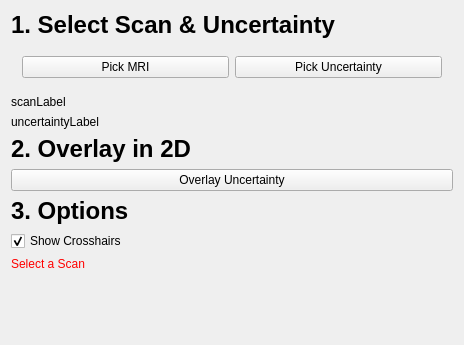
bonzo45/Final-Year-Project, file Sams_Project/Plugins/com.sam.finalyearproject/src/internal/Sams_ViewControls.ui: the form before one commit.
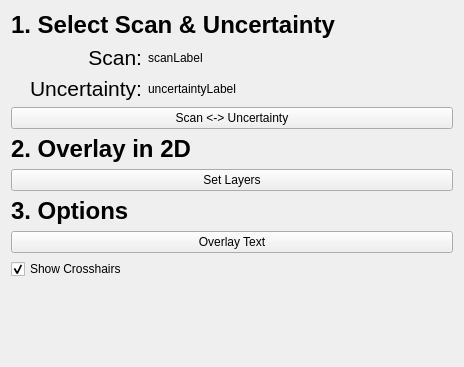
The form after the commit.

Commit message: Application now picks up the scan and the uncertainty, allows you to swap them and then change the layer ordering.

What changed in the file:
```diff
--- a/Sams_Project/Plugins/com.sam.finalyearproject/src/internal/Sams_ViewControls.ui
+++ b/Sams_Project/Plugins/com.sam.finalyearproject/src/internal/Sams_ViewControls.ui
@@ -7,7 +7,7 @@
     <x>0</x>
     <y>0</y>
     <width>464</width>
-    <height>345</height>
+    <height>367</height>
    </rect>
   </property>
   <property name="minimumSize">
@@ -41,19 +41,91 @@
     </widget>
    </item>
    <item>
-    <widget class="QWidget" name="horizontalWidget" native="true">
+    <widget class="QWidget" name="filesWidget" native="true">
+     <layout class="QHBoxLayout" name="horizontalLayout_2">
+      <property name="topMargin">
+       <number>0</number>
+      </property>
+      <property name="bottomMargin">
+       <number>0</number>
+      </property>
+      <item>
+       <widget class="QLabel" name="label">
+        <property name="sizePolicy">
+         <sizepolicy hsizetype="Fixed" vsizetype="Preferred">
+          <horstretch>0</horstretch>
+          <verstretch>0</verstretch>
+         </sizepolicy>
+        </property>
+        <property name="minimumSize">
+         <size>
+          <width>120</width>
+          <height>0</height>
+         </size>
+        </property>
+        <property name="font">
+         <font>
+          <pointsize>16</pointsize>
+         </font>
+        </property>
+        <property name="text">
+         <string>Scan:</string>
+        </property>
+        <property name="alignment">
+         <set>Qt::AlignRight|Qt::AlignTrailing|Qt::AlignVCenter</set>
+        </property>
+       </widget>
+      </item>
+      <item>
+       <widget class="QLabel" name="scanLabel">
+        <property name="text">
+         <string>scanLabel</string>
+        </property>
+       </widget>
+      </item>
+     </layout>
+    </widget>
+   </item>
+   <item>
+    <widget class="QWidget" name="headingWidget" native="true">
      <layout class="QHBoxLayout" name="horizontalLayout">
+      <property name="topMargin">
+       <number>0</number>
+      </property>
+      <property name="bottomMargin">
+       <number>0</number>
+      </property>
       <item>
-       <widget class="QPushButton" name="buttonPickScan">
+       <widget class="QLabel" name="label_2">
+        <property name="sizePolicy">
+         <sizepolicy hsizetype="Fixed" vsizetype="Preferred">
+          <horstretch>0</horstretch>
+          <verstretch>0</verstretch>
+         </sizepolicy>
+        </property>
+        <property name="minimumSize">
+         <size>
+          <width>120</width>
+          <height>0</height>
+         </size>
+        </property>
+        <property name="font">
+         <font>
+          <pointsize>16</pointsize>
+         </font>
+        </property>
         <property name="text">
-         <string>Pick MRI</string>
+         <string>Uncertainty:</string>
+        </property>
+        <property name="alignment">
+         <set>Qt::AlignRight|Qt::AlignTrailing|Qt::AlignVCenter</set>
         </property>
        </widget>
       </item>
       <item>
-       <widget class="QPushButton" name="buttonPickUncertainty">
+       <widget class="QLabel" name="uncertaintyLabel">
         <property name="text">
-         <string>Pick Uncertainty</string>
+         <string>uncertaintyLabel</string>
         </property>
        </widget>
       </item>
@@ -61,21 +133,14 @@
     </widget>
    </item>
    <item>
-    <widget class="QLabel" name="scanLabel">
+    <widget class="QPushButton" name="buttonSwapScanUncertainty">
      <property name="text">
-      <string>scanLabel</string>
+      <string>Scan &lt;-&gt; Uncertainty</string>
      </property>
     </widget>
    </item>
    <item>
-    <widget class="QLabel" name="uncertaintyLabel">
-     <property name="text">
-      <string>uncertaintyLabel</string>
-     </property>
-    </widget>
-   </item>
-   <item>
-    <widget class="QLabel" name="label">
+    <widget class="QLabel" name="label2">
      <property name="font">
       <font>
        <pointsize>18</pointsize>
@@ -89,7 +154,28 @@
     </widget>
    </item>
    <item>
-    <widget class="QPushButton" name="buttonOverlay">
+    <widget class="QPushButton" name="buttonSetLayers">
+     <property name="text">
+      <string>Set Layers</string>
+     </property>
+    </widget>
+   </item>
+   <item>
+    <widget class="QLabel" name="label3">
+     <property name="font">
+      <font>
+       <pointsize>18</pointsize>
+       <weight>75</weight>
+       <bold>true</bold>
+      </font>
+     </property>
+     <property name="text">
+      <string>3. Options</string>
+     </property>
+    </widget>
+   </item>
+   <item>
+    <widget class="QPushButton" name="buttonOverlayText">
      <property name="enabled">
       <bool>true</bool>
      </property>
@@ -97,21 +183,7 @@
       <string>Do image processing</string>
      </property>
      <property name="text">
-      <string>Overlay Uncertainty</string>
-     </property>
-    </widget>
-   </item>
-   <item>
-    <widget class="QLabel" name="label_2">
-     <property name="font">
-      <font>
-       <pointsize>18</pointsize>
-       <weight>75</weight>
-       <bold>true</bold>
-      </font>
-     </property>
-     <property name="text">
-      <string>3. Options</string>
+      <string>Overlay Text</string>
      </property>
     </widget>
    </item>
@@ -128,16 +200,6 @@
      </property>
     </widget>
    </item>
-   <item>
-    <widget class="QLabel" name="labelWarning">
-     <property name="styleSheet">
-      <string notr="true">QLabel { color: rgb(255, 0, 0) }</string>
-     </property>
-     <property name="text">
-      <string>Select a Scan</string>
-     </property>
-    </widget>
-   </item>
    <item>
     <spacer name="spacer1">
      <property name="orientation">
```
Left out of the diff: 2 changed lines with no effect on the pictures. The commit also changes 3 other files.
